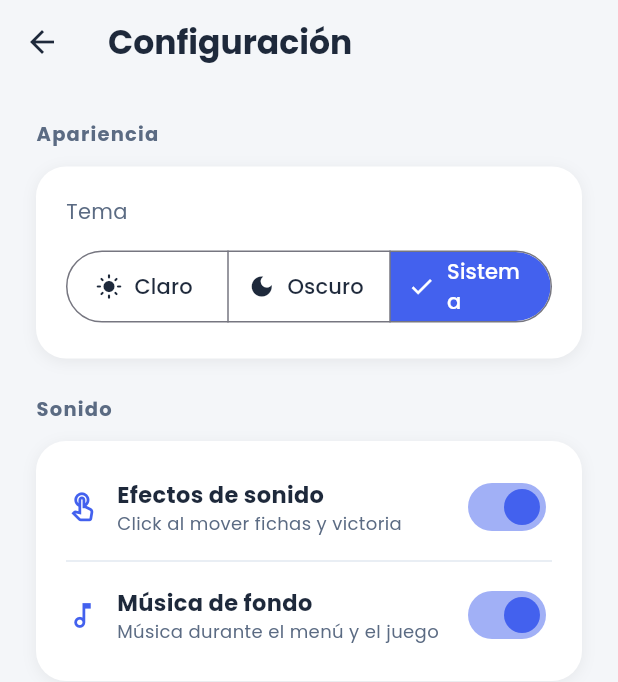
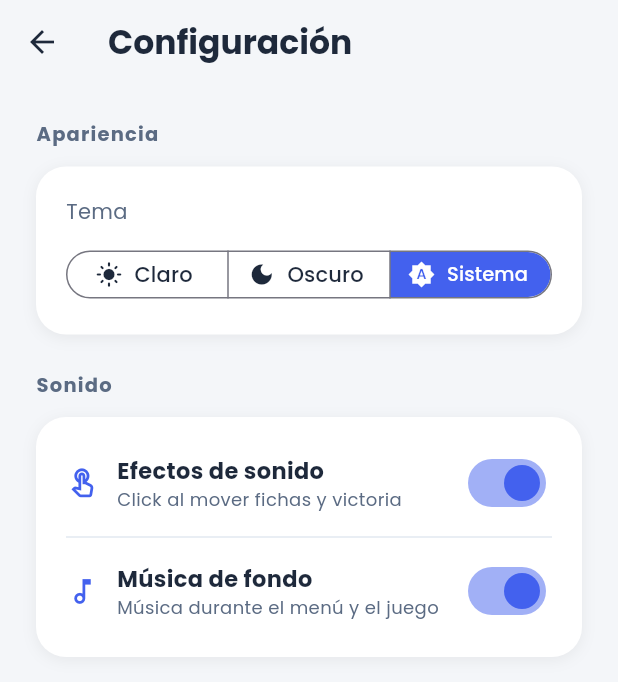
Before and after one commit to Matute0512/sliding-puzzle, a Flutter app: the SettingsScreen screen opened directly, on a phone screen of 412 x 824 dp. Shown: the top 682 px of the screen. Run offline on Flutter 3.47's test engine with Material 3 defaults, Android fonts, the phone set to English and light mode, and no system bars; our stand-ins replace confetti, shared_preferences; missing offline and left inert: flutter_soloud; accounts and stored records are empty.

Commit message:
fix(ui): prevent SegmentedButton theme labels from clipping
- showSelectedIcon: false quita el checkmark que robaba ancho
- visualDensity compact + padding 4 optimizan los 3 segmentos
- FittedBox scaleDown + maxLines 1 evitan que 'Sistema' se corte
- test de regresión en ancho angosto y fuente 1.3

Co-Authored-By: Claude <noreply@anthropic.com>

```diff
--- a/lib/screens/settings_screen.dart
+++ b/lib/screens/settings_screen.dart
@@ -55,7 +55,12 @@ class SettingsScreen extends StatelessWidget {
                       width: double.infinity,
                       child: SegmentedButton<ThemeMode>(
                         expandedInsets: EdgeInsets.zero,
+                        // El checkmark de selección roba ancho horizontal y
+                        // hace que 'Sistema' se corte en pantallas angostas.
+                        showSelectedIcon: false,
                         style: SegmentedButton.styleFrom(
+                          visualDensity: VisualDensity.compact,
+                          padding: const EdgeInsets.symmetric(horizontal: 4),
                           selectedBackgroundColor: AppTheme.seedColor,
                           selectedForegroundColor: Colors.white,
                           foregroundColor: colors.textPrimary,
@@ -64,19 +69,28 @@ class SettingsScreen extends StatelessWidget {
                           ButtonSegment(
                             value: ThemeMode.light,
                             icon: Icon(Icons.light_mode),
-                            label: Text('Claro'),
+                            label: FittedBox(
+                              fit: BoxFit.scaleDown,
+                              child: Text('Claro', maxLines: 1),
+                            ),
                             tooltip: 'Claro',
                           ),
                           ButtonSegment(
                             value: ThemeMode.dark,
                             icon: Icon(Icons.dark_mode),
-                            label: Text('Oscuro'),
+                            label: FittedBox(
+                              fit: BoxFit.scaleDown,
+                              child: Text('Oscuro', maxLines: 1),
+                            ),
                             tooltip: 'Oscuro',
                           ),
                           ButtonSegment(
                             value: ThemeMode.system,
                             icon: Icon(Icons.brightness_auto),
-                            label: Text('Sistema'),
+                            label: FittedBox(
+                              fit: BoxFit.scaleDown,
+                              child: Text('Sistema', maxLines: 1),
+                            ),
                             tooltip: 'Sistema',
                           ),
                         ],
```
Also changed, not shown: 1 other file.
